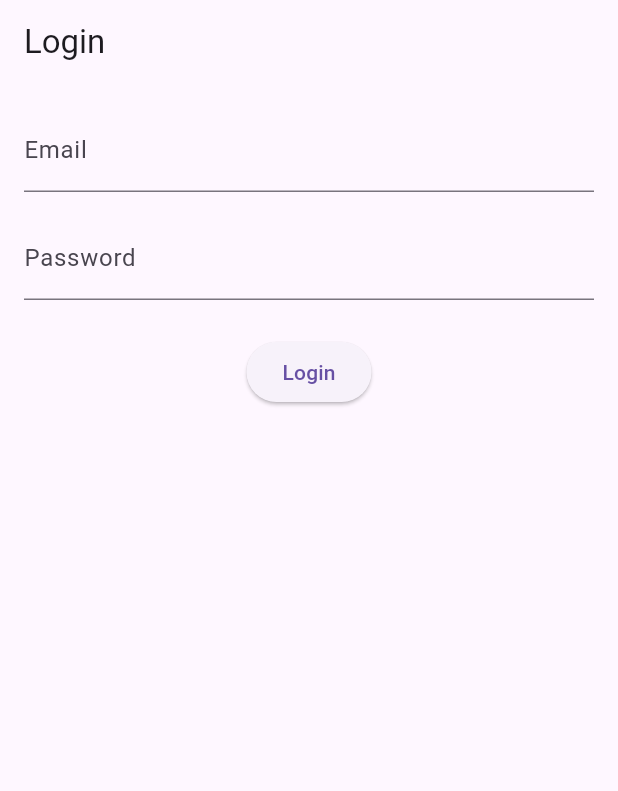
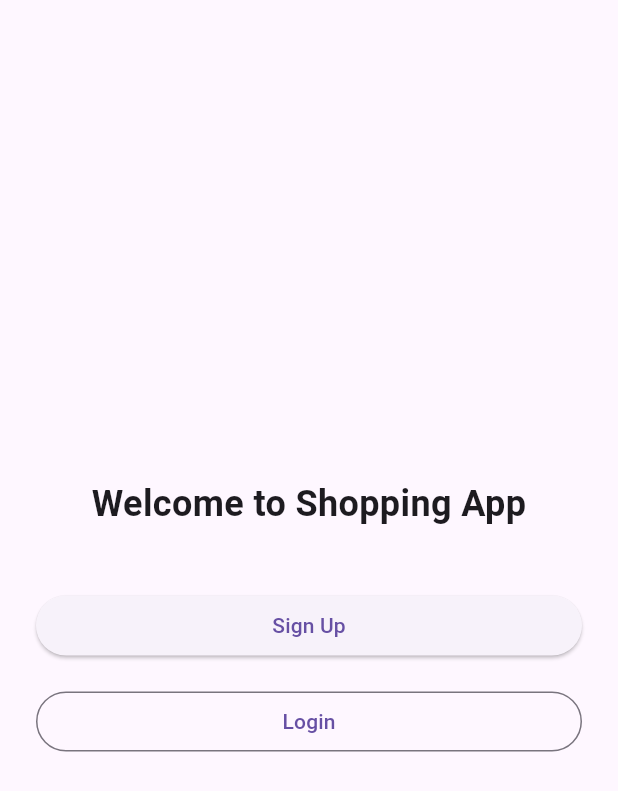
Before and after one commit to farjad-codes/Shopping-With-Riverpod, a Flutter app: the screen it shows after launch, on a phone screen of 412 x 824 dp. Shown: the top 791 px of the screen. Run offline on Flutter 3.47's test engine with Material 3 defaults, Android fonts, the phone set to English and light mode, and no system bars; our stand-ins replace dio, flutter_riverpod, freezed_annotation, go_router.

Commit message:
AppRouting+OnBoarding+ProductDetailPage

```diff
--- a/lib/app.dart
+++ /dev/null
@@ -1,15 +0,0 @@
-import 'package:flutter/material.dart';
-import 'package:shopping_with_riverpod/features/auth/presentation/pages/login_page.dart';
-
-class MyApp extends StatelessWidget {
-  const MyApp({super.key});
-
-  @override
-  Widget build(BuildContext context) {
-    return MaterialApp(
-      title: 'Shopping App',
-      debugShowCheckedModeBanner: false,
-      home: const LoginPage(),
-    );
-  }
-}
--- /dev/null
+++ b/lib/core/app.dart
@@ -0,0 +1,18 @@
+import 'package:flutter/material.dart';
+import 'package:flutter_riverpod/flutter_riverpod.dart';
+import 'routing/app_router.dart';
+
+class MyApp extends ConsumerWidget {
+  const MyApp({super.key});
+
+  @override
+  Widget build(BuildContext context, WidgetRef ref) {
+    final router = ref.watch(routerProvider);
+
+    return MaterialApp.router(
+      title: 'Shopping App',
+      debugShowCheckedModeBanner: false,
+      routerConfig: router,
+    );
+  }
+}
--- /dev/null
+++ b/lib/core/routing/app_route_names.dart
@@ -0,0 +1,7 @@
+class AppRouteNames {
+  static const onboarding = 'onboarding';
+  static const login = 'login';
+  static const signup = 'signup';
+  static const home = 'home';
+  static const productDetail = 'productDetail';
+}
--- /dev/null
+++ b/lib/core/routing/app_router.dart
@@ -0,0 +1,43 @@
+import '../../features/auth/presentation/pages/login_page.dart';
+import '../../features/auth/presentation/pages/signup_page.dart';
+import '../../features/products/presentation/pages/product_list_page.dart';
+import '../../features/products/presentation/pages/products_detail_page.dart';
+import '../../headers.dart';
+
+import '../../features/auth/presentation/pages/onboarding_page.dart'; // 👈 Add this
+
+final routerProvider = Provider<GoRouter>((ref) {
+  return GoRouter(
+    initialLocation: '/onboarding', // 👈 Start from here
+    routes: [
+      GoRoute(
+        path: '/onboarding',
+        name: AppRouteNames.onboarding,
+        builder: (context, state) => const OnboardingPage(),
+      ),
+      GoRoute(
+        path: '/login',
+        name: AppRouteNames.login,
+        builder: (context, state) => const LoginPage(),
+      ),
+      GoRoute(
+        path: '/signup',
+        name: AppRouteNames.signup,
+        builder: (context, state) => const SignupPage(),
+      ),
+      GoRoute(
+        path: '/home',
+        name: AppRouteNames.home,
+        builder: (context, state) => const ProductListPage(),
+      ),
+      GoRoute(
+        path: '/product/:id',
+        name: AppRouteNames.productDetail,
+        builder: (context, state) {
+          final id = state.pathParameters['id']!;
+          return ProductDetailPage(productId: id);
+        },
+      ),
+    ],
+  );
+});
--- /dev/null
+++ b/lib/features/auth/presentation/pages/onboarding_page.dart
@@ -0,0 +1,52 @@
+import 'package:flutter/material.dart';
+import 'package:go_router/go_router.dart';
+import '../../../../core/routing/app_route_names.dart';
+
+class OnboardingPage extends StatelessWidget {
+  const OnboardingPage({super.key});
+
+  @override
+  Widget build(BuildContext context) {
+    return Scaffold(
+      body: Center(
+        child: Padding(
+          padding: const EdgeInsets.all(24.0),
+          child: Column(
+            mainAxisAlignment: MainAxisAlignment.center,
+            children: [
+              const Text(
+                'Welcome to Shopping App',
+                style: TextStyle(fontSize: 24, fontWeight: FontWeight.bold),
+                textAlign: TextAlign.center,
+              ),
+              const SizedBox(height: 40),
+              SizedBox(
+                width: double.infinity,
+                child: ElevatedButton(
+                  onPressed: () {
+                    context.goNamed(
+                      AppRouteNames.signup,
+                    ); // Clears previous pages
+                  },
+                  child: const Text('Sign Up'),
+                ),
+              ),
+              const SizedBox(height: 16),
+              SizedBox(
+                width: double.infinity,
+                child: OutlinedButton(
+                  onPressed: () {
+                    context.goNamed(
+                      AppRouteNames.login,
+                    ); // Clears previous pages
+                  },
+                  child: const Text('Login'),
+                ),
+              ),
+            ],
+          ),
+        ),
+      ),
+    );
+  }
+}
--- a/lib/headers.dart
+++ b/lib/headers.dart
@@ -1,3 +1,9 @@
+export 'package:go_router/go_router.dart';
+export 'package:flutter_riverpod/flutter_riverpod.dart';
+export 'package:flutter/material.dart';
+
 export 'core/constants/api_constant.dart';
 
 export 'core/utils/validators.dart';
+
+export 'core/routing/app_route_names.dart';
--- a/pubspec.yaml
+++ b/pubspec.yaml
@@ -19,6 +19,7 @@ dependencies:
   dio: ^5.9.0
   flutter_secure_storage: ^9.2.4
   json_annotation: ^4.9.0
+  go_router: ^16.2.1
 
 dev_dependencies:
   flutter_test:
```
Also changed, not shown: lib/features/auth/application/providers/auth_notifier.dart (+10 -2 lines), lib/features/auth/presentation/pages/login_page.dart (+34 -10 lines), lib/features/auth/presentation/pages/signup_page.dart (+62 -27 lines), lib/features/products/presentation/pages/product_list_page.dart (+21 -3 lines), lib/features/products/presentation/pages/products_detail_page.dart (added, +14 -0 lines), lib/main.dart (+2 -7 lines), pubspec.lock, 1 other file.
